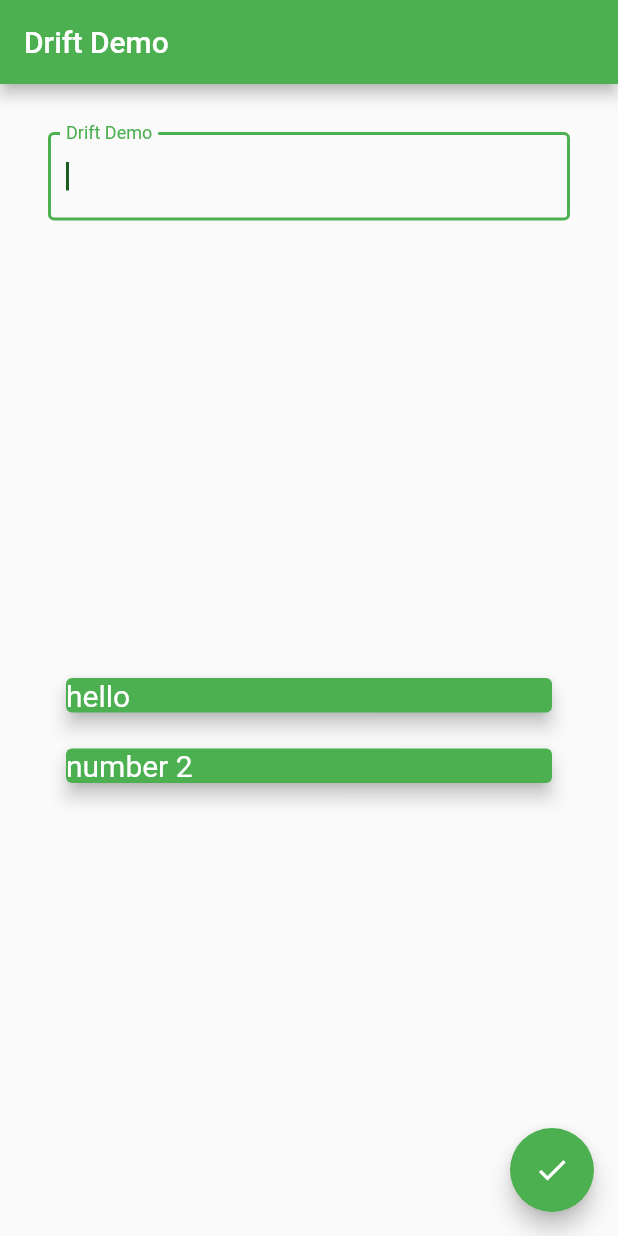
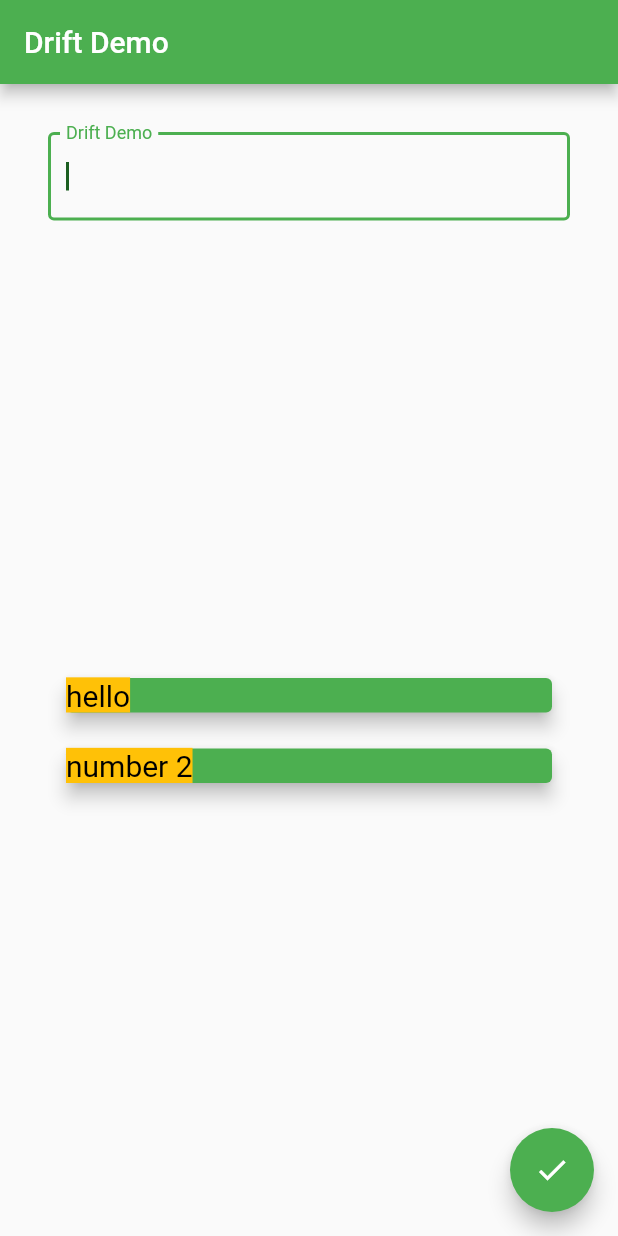
Before and after one commit to valerianaGit/FlutterDriftLocalDataStorageDemo, a Flutter app: the screen it shows after launch, on a phone screen of 412 x 824 dp. Run offline on Flutter 3.47's test engine with Material 2 defaults, Android fonts, the phone set to English and light mode, and no system bars.

Commit message:
update constants

```diff
--- a/lib/constants/constants.dart
+++ b/lib/constants/constants.dart
@@ -2,4 +2,4 @@ import 'package:flutter/material.dart';
 
 var kCursorColor = Colors.green[900];
 var kdarkColor = Colors.green;
-var kTodoItemCardStyle = const TextStyle(fontSize: 20.0, color: Colors.white);
+var kTodoItemCardStyle = const TextStyle(fontSize: 20.0, color: Colors.black, backgroundColor: Colors.amber);
```
